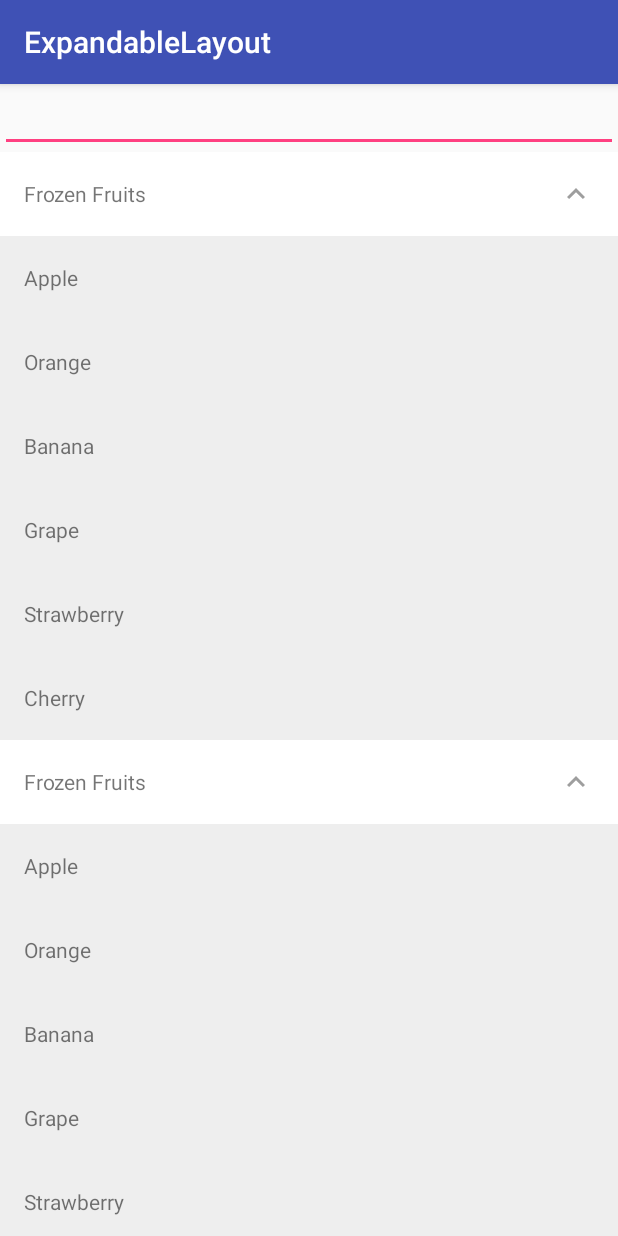
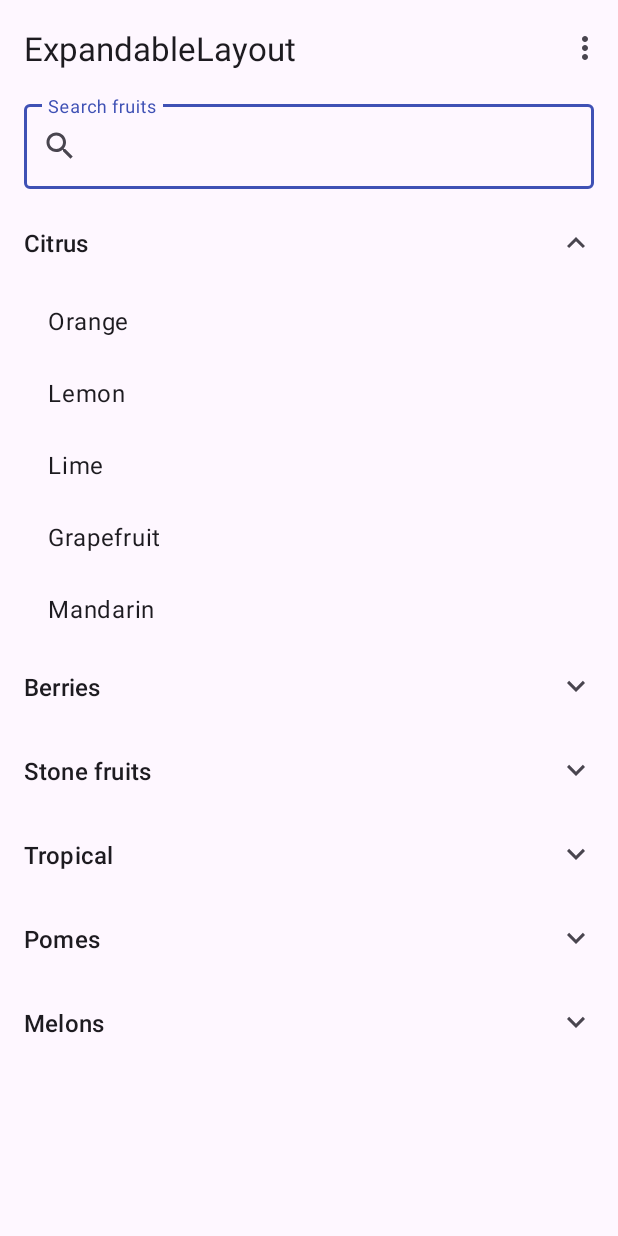
Before and after one commit to iammert/ExpandableLayout, an Android app: the screen it shows after launch (MainActivity), on a phone screen of 412 x 824 dp. Run offline under Robolectric (Android 15) with nearby library versions, the phone set to English and light mode, and no system bars.

Commit message:
Modernize the sample app
- Material 3 DayNight theme, toolbar and outlined search field
- Handle edge-to-edge insets, which Android 15+ enforces for SDK 35+
- Use the new APIs: animated expansion, expand/collapse all,
  child clicks and clearFilter() when the query is empty
- Replace the randomly named, identical sections with real categories

```diff
--- a/app/build.gradle
+++ b/app/build.gradle
@@ -29,5 +29,7 @@ android {
 
 dependencies {
     implementation project(':expandablelib')
-    implementation 'androidx.appcompat:appcompat:1.7.0'
+    implementation 'androidx.appcompat:appcompat:1.7.1'
+    implementation 'androidx.activity:activity:1.10.1'
+    implementation 'com.google.android.material:material:1.13.0'
 }
--- a/app/src/main/java/iammert/com/expandablelayout/MainActivity.java
+++ b/app/src/main/java/iammert/com/expandablelayout/MainActivity.java
@@ -1,38 +1,47 @@
 package iammert.com.expandablelayout;
 
 import android.os.Bundle;
-import androidx.appcompat.app.AppCompatActivity;
 import android.text.Editable;
 import android.text.TextWatcher;
 import android.view.View;
 import android.widget.EditText;
+import android.widget.ImageView;
 import android.widget.TextView;
+import android.widget.Toast;
 
-import iammert.com.expandablelib.ExpandCollapseListener;
+import androidx.activity.EdgeToEdge;
+import androidx.appcompat.app.AppCompatActivity;
+import androidx.core.graphics.Insets;
+import androidx.core.view.ViewCompat;
+import androidx.core.view.WindowInsetsCompat;
+
+import com.google.android.material.appbar.MaterialToolbar;
+
+import java.util.ArrayList;
+import java.util.Arrays;
+import java.util.List;
+import java.util.Locale;
+
 import iammert.com.expandablelib.ExpandableLayout;
+import iammert.com.expandablelib.OnChildClickListener;
 import iammert.com.expandablelib.Section;
 
 public class MainActivity extends AppCompatActivity {
 
-    String[] parents = new String[]{"Fruits",
-            "Nice Fruits", "Cool Fruits",
-            "Perfect Fruits", "Frozen Fruits",
-            "Warm Fruits"};
-
     @Override
     protected void onCreate(Bundle savedInstanceState) {
+        EdgeToEdge.enable(this);
         super.onCreate(savedInstanceState);
         setContentView(R.layout.activity_main);
+        applyWindowInsets();
 
-
-        EditText editText = (EditText) findViewById(R.id.edittext);
-        ExpandableLayout sectionLinearLayout = (ExpandableLayout) findViewById(R.id.el);
-
-        sectionLinearLayout.setRenderer(new ExpandableLayout.Renderer<FruitCategory, Fruit>() {
+        ExpandableLayout expandableLayout = findViewById(R.id.el);
+        expandableLayout.setRenderer(new ExpandableLayout.Renderer<FruitCategory, Fruit>() {
             @Override
             public void renderParent(View view, FruitCategory model, boolean isExpanded, int parentPosition) {
                 ((TextView) view.findViewById(R.id.tvParent)).setText(model.name);
-                view.findViewById(R.id.arrow).setBackgroundResource(isExpanded ? R.drawable.arrow_up : R.drawable.arrow_down);
+                ((ImageView) view.findViewById(R.id.arrow))
+                        .setImageResource(isExpanded ? R.drawable.arrow_up : R.drawable.arrow_down);
             }
 
             @Override
@@ -40,64 +49,77 @@ public class MainActivity extends AppCompatActivity {
                 ((TextView) view.findViewById(R.id.tvChild)).setText(model.name);
             }
         });
+        expandableLayout.setOnChildClickListener((OnChildClickListener<FruitCategory, Fruit>)
+                (parentIndex, parent, childIndex, child, view) -> Toast.makeText(this,
+                        getString(R.string.child_clicked, child.name, parent.name), Toast.LENGTH_SHORT).show());
 
-        sectionLinearLayout.addSection(getSection());
-        sectionLinearLayout.addSection(getSection());
-        sectionLinearLayout.addSection(getSection());
-        sectionLinearLayout.addSection(getSection());
-        sectionLinearLayout.addSection(getSection());
-        sectionLinearLayout.addSection(getSection());
-        sectionLinearLayout.addSection(getSection());
-        sectionLinearLayout.addSection(getSection());
-        sectionLinearLayout.addSection(getSection());
-        sectionLinearLayout.addSection(getSection());
-        sectionLinearLayout.addSection(getSection());
+        for (Section<FruitCategory, Fruit> section : createSections()) {
+            expandableLayout.addSection(section);
+        }
 
-        sectionLinearLayout.setExpandListener((ExpandCollapseListener.ExpandListener<FruitCategory>) (parentIndex, parent, view) -> {
-
+        MaterialToolbar toolbar = findViewById(R.id.toolbar);
+        toolbar.setOnMenuItemClickListener(item -> {
+            if (item.getItemId() == R.id.action_expand_all) {
+                expandableLayout.expandAll();
+                return true;
+            } else if (item.getItemId() == R.id.action_collapse_all) {
+                expandableLayout.collapseAll();
+                return true;
+            }
+            return false;
         });
 
-        sectionLinearLayout.setCollapseListener((ExpandCollapseListener.CollapseListener<FruitCategory>) (parentIndex, parent, view) -> {
-
-        });
-
-
+        EditText editText = findViewById(R.id.edittext);
         editText.addTextChangedListener(new TextWatcher() {
             @Override
             public void beforeTextChanged(CharSequence s, int start, int count, int after) {
-
             }
 
             @Override
             public void onTextChanged(CharSequence s, int start, int before, int count) {
-                sectionLinearLayout.filterChildren(obj -> ((Fruit) obj).name.toLowerCase().contains(s.toString().toLowerCase()));
             }
 
             @Override
             public void afterTextChanged(Editable s) {
-
+                String query = s.toString().trim().toLowerCase(Locale.ROOT);
+                if (query.isEmpty()) {
+                    expandableLayout.clearFilter();
+                } else {
+                    expandableLayout.filterChildren(obj ->
+                            ((Fruit) obj).name.toLowerCase(Locale.ROOT).contains(query));
+                }
             }
         });
     }
 
-    public Section<FruitCategory, Fruit> getSection() {
-        Section<FruitCategory, Fruit> section = new Section<>();
-        FruitCategory fruitCategory = new FruitCategory(parents[(int) (Math.random() * parents.length)]);
-        Fruit fruit1 = new Fruit("Apple");
-        Fruit fruit2 = new Fruit("Orange");
-        Fruit fruit3 = new Fruit("Banana");
-        Fruit fruit4 = new Fruit("Grape");
-        Fruit fruit5 = new Fruit("Strawberry");
-        Fruit fruit6 = new Fruit("Cherry");
+    private void applyWindowInsets() {
+        View root = findViewById(R.id.root);
+        View scroll = findViewById(R.id.scroll);
+        ViewCompat.setOnApplyWindowInsetsListener(root, (view, windowInsets) -> {
+            Insets insets = windowInsets.getInsets(
+                    WindowInsetsCompat.Type.systemBars() | WindowInsetsCompat.Type.displayCutout());
+            view.setPadding(insets.left, insets.top, insets.right, 0);
+            scroll.setPadding(0, 0, 0, insets.bottom);
+            return WindowInsetsCompat.CONSUMED;
+        });
+    }
 
-        section.parent = fruitCategory;
-        section.children.add(fruit1);
-        section.children.add(fruit2);
-        section.children.add(fruit3);
-        section.children.add(fruit4);
-        section.children.add(fruit5);
-        section.children.add(fruit6);
-        section.expanded = true;
-        return section;
+    private static List<Section<FruitCategory, Fruit>> createSections() {
+        List<Section<FruitCategory, Fruit>> sections = new ArrayList<>();
+        sections.add(section("Citrus", true, "Orange", "Lemon", "Lime", "Grapefruit", "Mandarin"));
+        sections.add(section("Berries", false, "Strawberry", "Blueberry", "Raspberry", "Blackberry"));
+        sections.add(section("Stone fruits", false, "Cherry", "Peach", "Plum", "Apricot"));
+        sections.add(section("Tropical", false, "Banana", "Mango", "Pineapple", "Papaya", "Coconut"));
+        sections.add(section("Pomes", false, "Apple", "Pear", "Quince"));
+        sections.add(section("Melons", false, "Watermelon", "Cantaloupe", "Honeydew"));
+        return sections;
+    }
+
+    private static Section<FruitCategory, Fruit> section(String category, boolean expanded, String... fruits) {
+        List<Fruit> children = new ArrayList<>();
+        for (String fruit : Arrays.asList(fruits)) {
+            children.add(new Fruit(fruit));
+        }
+        return new Section<>(new FruitCategory(category), children, expanded);
     }
 }
--- a/app/src/main/res/drawable/arrow_down.xml
+++ b/app/src/main/res/drawable/arrow_down.xml
@@ -1,4 +1,4 @@
 <?xml version="1.0" encoding="UTF-8" standalone="no"?>
-<vector xmlns:android="http://schemas.android.com/apk/res/android" android:height="24dp" android:viewportHeight="24.0" android:viewportWidth="24.0" android:width="24dp">
-    <path android:fillColor="#9E9E9E" android:pathData="M7.41,7.84L12,12.42l4.59,-4.58L18,9.25l-6,6 -6,-6z"/>
+<vector xmlns:android="http://schemas.android.com/apk/res/android" android:tint="?attr/colorOnSurfaceVariant" android:height="24dp" android:viewportHeight="24.0" android:viewportWidth="24.0" android:width="24dp">
+    <path android:fillColor="@android:color/white" android:pathData="M7.41,7.84L12,12.42l4.59,-4.58L18,9.25l-6,6 -6,-6z"/>
 </vector>
--- a/app/src/main/res/drawable/arrow_up.xml
+++ b/app/src/main/res/drawable/arrow_up.xml
@@ -1,4 +1,4 @@
 <?xml version="1.0" encoding="UTF-8" standalone="no"?>
-<vector xmlns:android="http://schemas.android.com/apk/res/android" android:height="24dp" android:viewportHeight="24.0" android:viewportWidth="24.0" android:width="24dp">
-    <path android:fillColor="#9E9E9E" android:pathData="M7.41,15.41L12,10.83l4.59,4.58L18,14l-6,-6 -6,6z"/>
+<vector xmlns:android="http://schemas.android.com/apk/res/android" android:tint="?attr/colorOnSurfaceVariant" android:height="24dp" android:viewportHeight="24.0" android:viewportWidth="24.0" android:width="24dp">
+    <path android:fillColor="@android:color/white" android:pathData="M7.41,15.41L12,10.83l4.59,4.58L18,14l-6,-6 -6,6z"/>
 </vector>
--- /dev/null
+++ b/app/src/main/res/drawable/ic_search.xml
@@ -0,0 +1,10 @@
+<vector xmlns:android="http://schemas.android.com/apk/res/android"
+    android:width="24dp"
+    android:height="24dp"
+    android:tint="?attr/colorOnSurfaceVariant"
+    android:viewportWidth="24"
+    android:viewportHeight="24">
+    <path
+        android:fillColor="@android:color/white"
+        android:pathData="M15.5,14h-0.79l-0.28,-0.27C15.41,12.59 16,11.11 16,9.5 16,5.91 13.09,3 9.5,3S3,5.91 3,9.5 5.91,16 9.5,16c1.61,0 3.09,-0.59 4.23,-1.57l0.27,0.28v0.79l5,4.99L20.49,19l-4.99,-5zM9.5,14C7.01,14 5,11.99 5,9.5S7.01,5 9.5,5 14,7.01 14,9.5 11.99,14 9.5,14z" />
+</vector>
--- a/app/src/main/res/layout/activity_main.xml
+++ b/app/src/main/res/layout/activity_main.xml
@@ -1,28 +1,54 @@
 <?xml version="1.0" encoding="utf-8"?>
-<RelativeLayout xmlns:android="http://schemas.android.com/apk/res/android"
+<LinearLayout xmlns:android="http://schemas.android.com/apk/res/android"
     xmlns:app="http://schemas.android.com/apk/res-auto"
     xmlns:tools="http://schemas.android.com/tools"
+    android:id="@+id/root"
     android:layout_width="match_parent"
     android:layout_height="match_parent"
+    android:orientation="vertical"
     tools:context="iammert.com.expandablelayout.MainActivity">
 
-    <EditText
-        android:id="@+id/edittext"
+    <com.google.android.material.appbar.MaterialToolbar
+        android:id="@+id/toolbar"
         android:layout_width="match_parent"
-        android:layout_height="wrap_content" />
+        android:layout_height="?attr/actionBarSize"
+        app:menu="@menu/main"
+        app:title="@string/app_name" />
 
-    <ScrollView
+    <com.google.android.material.textfield.TextInputLayout
+        android:id="@+id/search_layout"
+        style="?attr/textInputOutlinedStyle"
+        android:layout_width="match_parent"
+        android:layout_height="wrap_content"
+        android:layout_marginHorizontal="16dp"
+        android:layout_marginBottom="8dp"
+        android:hint="@string/search_hint"
+        app:endIconMode="clear_text"
+        app:startIconDrawable="@drawable/ic_search">
+
+        <com.google.android.material.textfield.TextInputEditText
+            android:id="@+id/edittext"
+            android:layout_width="match_parent"
+            android:layout_height="wrap_content"
+            android:imeOptions="actionSearch"
+            android:inputType="text" />
+
+    </com.google.android.material.textfield.TextInputLayout>
+
+    <androidx.core.widget.NestedScrollView
+        android:id="@+id/scroll"
         android:layout_width="match_parent"
         android:layout_height="match_parent"
-        android:layout_below="@+id/edittext">
+        android:clipToPadding="false">
 
         <iammert.com.expandablelib.ExpandableLayout
             android:id="@+id/el"
             android:layout_width="match_parent"
-            android:layout_height="match_parent"
+            android:layout_height="wrap_content"
+            app:animateExpansion="true"
             app:childLayout="@layout/layout_child"
             app:parentLayout="@layout/layout_parent" />
 
-    </ScrollView>
+    </androidx.core.widget.NestedScrollView>
 
-</RelativeLayout>
+</LinearLayout>
--- a/app/src/main/res/layout/layout_child.xml
+++ b/app/src/main/res/layout/layout_child.xml
@@ -1,20 +1,9 @@
 <?xml version="1.0" encoding="utf-8"?>
-<LinearLayout xmlns:android="http://schemas.android.com/apk/res/android"
-    android:orientation="vertical" android:layout_width="match_parent"
-    android:layout_height="wrap_content">
-
-    <RelativeLayout
-        android:layout_width="match_parent"
-        android:layout_height="56dp"
-        android:background="#EEEEEE">
-
-        <TextView
-            android:id="@+id/tvChild"
-            android:layout_width="wrap_content"
-            android:layout_height="wrap_content"
-            android:layout_margin="16dp"
-            android:layout_centerVertical="true"/>
-    </RelativeLayout>
-
-
-</LinearLayout>
+<TextView xmlns:android="http://schemas.android.com/apk/res/android"
+    android:id="@+id/tvChild"
+    android:layout_width="match_parent"
+    android:layout_height="48dp"
+    android:background="?attr/selectableItemBackground"
+    android:gravity="center_vertical"
+    android:paddingHorizontal="32dp"
+    android:textAppearance="?attr/textAppearanceBodyLarge" />
--- a/app/src/main/res/layout/layout_parent.xml
+++ b/app/src/main/res/layout/layout_parent.xml
@@ -1,32 +1,24 @@
 <?xml version="1.0" encoding="utf-8"?>
 <LinearLayout xmlns:android="http://schemas.android.com/apk/res/android"
     android:layout_width="match_parent"
-    android:layout_height="wrap_content"
-    android:orientation="vertical">
-
-    <RelativeLayout
-        android:layout_width="match_parent"
     android:layout_height="56dp"
-        android:background="#FFFFFF"
-        android:elevation="2dp">
+    android:background="?attr/selectableItemBackground"
+    android:gravity="center_vertical"
+    android:orientation="horizontal"
+    android:paddingHorizontal="16dp">
 
     <TextView
         android:id="@+id/tvParent"
-            android:layout_width="wrap_content"
+        android:layout_width="0dp"
         android:layout_height="wrap_content"
-            android:padding="16dp"
-            android:layout_centerVertical="true"/>
-
+        android:layout_weight="1"
+        android:textAppearance="?attr/textAppearanceTitleMedium" />
 
     <ImageView
         android:id="@+id/arrow"
         android:layout_width="24dp"
         android:layout_height="24dp"
-            android:layout_centerVertical="true"
-            android:layout_alignParentRight="true"
-            android:layout_margin="16dp"/>
-
-    </RelativeLayout>
-
+        android:importantForAccessibility="no"
+        android:src="@drawable/arrow_down" />
 
 </LinearLayout>
--- /dev/null
+++ b/app/src/main/res/menu/main.xml
@@ -0,0 +1,9 @@
+<?xml version="1.0" encoding="utf-8"?>
+<menu xmlns:android="http://schemas.android.com/apk/res/android">
+    <item
+        android:id="@+id/action_expand_all"
+        android:title="@string/expand_all" />
+    <item
+        android:id="@+id/action_collapse_all"
+        android:title="@string/collapse_all" />
+</menu>
--- a/app/src/main/res/values/colors.xml
+++ b/app/src/main/res/values/colors.xml
@@ -1,6 +1,4 @@
 <?xml version="1.0" encoding="utf-8"?>
 <resources>
     <color name="colorPrimary">#3F51B5</color>
-    <color name="colorPrimaryDark">#303F9F</color>
-    <color name="colorAccent">#FF4081</color>
 </resources>
--- a/app/src/main/res/values/strings.xml
+++ b/app/src/main/res/values/strings.xml
@@ -1,3 +1,7 @@
 <resources>
     <string name="app_name">ExpandableLayout</string>
+    <string name="search_hint">Search fruits</string>
+    <string name="expand_all">Expand all</string>
+    <string name="collapse_all">Collapse all</string>
+    <string name="child_clicked">%1$s in %2$s</string>
 </resources>
--- a/app/src/main/res/values/styles.xml
+++ b/app/src/main/res/values/styles.xml
@@ -1,11 +1,8 @@
 <resources>
 
     <!-- Base application theme. -->
-    <style name="AppTheme" parent="Theme.AppCompat.Light.DarkActionBar">
-        <!-- Customize your theme here. -->
+    <style name="AppTheme" parent="Theme.Material3.DayNight.NoActionBar">
         <item name="colorPrimary">@color/colorPrimary</item>
-        <item name="colorPrimaryDark">@color/colorPrimaryDark</item>
-        <item name="colorAccent">@color/colorAccent</item>
     </style>
 
 </resources>
```
Lines whose indentation alone changed are shown as unchanged.
